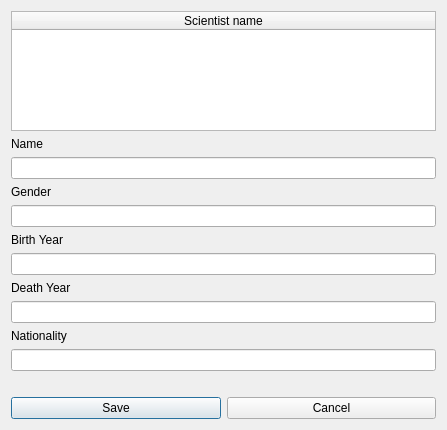
Old version of the form editscientist.ui in the repository Tryggvith/vika3.
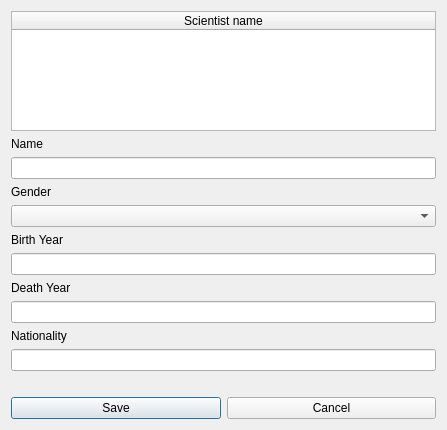
New version of the form.

```diff
--- a/editscientist.ui
+++ b/editscientist.ui
@@ -44,7 +44,7 @@
     </widget>
    </item>
    <item>
-    <widget class="QLineEdit" name="input_Scientist_Gender"/>
+    <widget class="QComboBox" name="comboBox"/>
    </item>
    <item>
     <widget class="QLabel" name="label_bYear">
```
